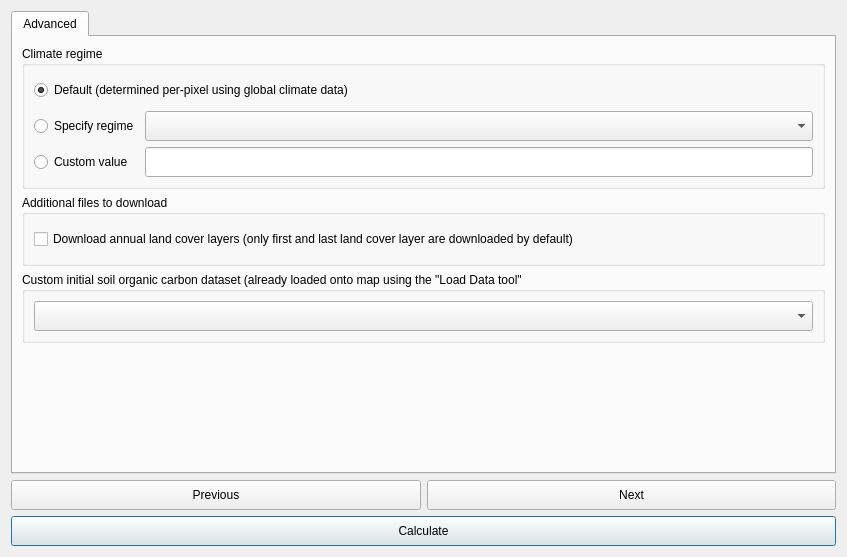
First picture: the form in LDMP/gui/DlgCalculateSOC.ui, repository ConservationInternational/trends.earth, before the edit.
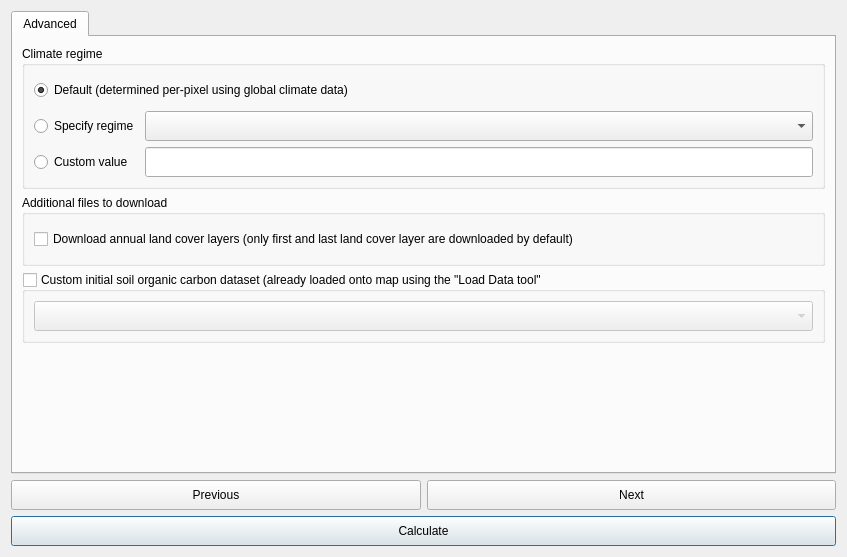
Second picture: the form after the edit.

Diff of the .ui file:
```diff
--- a/LDMP/gui/DlgCalculateSOC.ui
+++ b/LDMP/gui/DlgCalculateSOC.ui
@@ -170,6 +170,12 @@
          <property name="title">
           <string>Custom initial soil organic carbon dataset (already loaded onto map using the &quot;Load Data tool&quot;</string>
          </property>
+         <property name="checkable">
+          <bool>true</bool>
+         </property>
+         <property name="checked">
+          <bool>false</bool>
+         </property>
          <layout class="QVBoxLayout" name="verticalLayout_2">
           <item>
            <widget class="QComboBox" name="comboBox_custom_soc">
```
